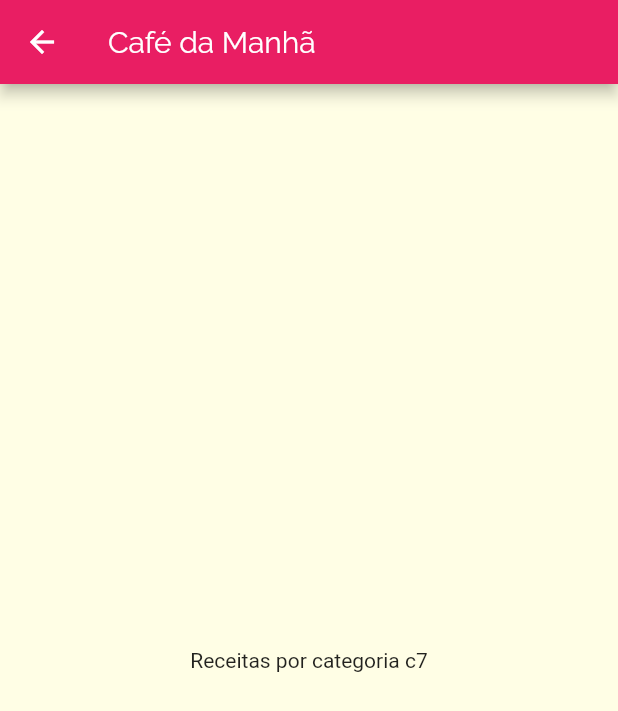
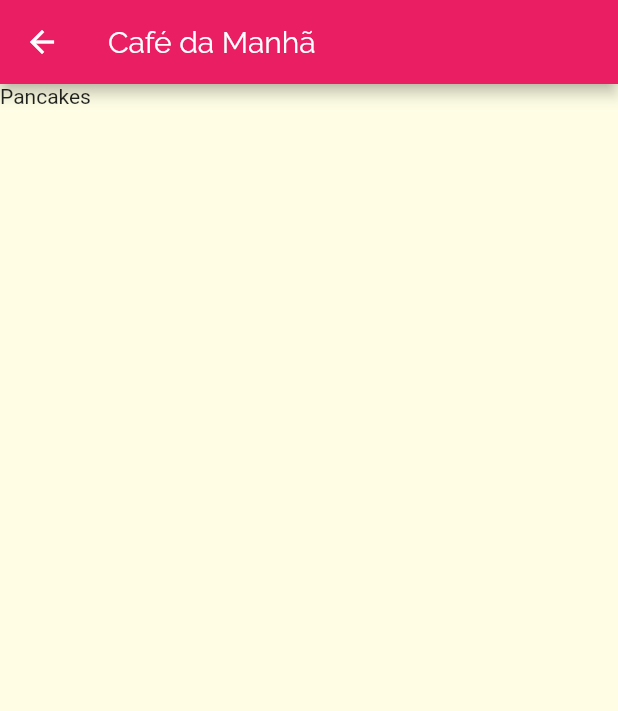
Before and after one commit to tocalopes/Flutter-app-recepies-dart, a Flutter app: the screen it shows after launch, after a tap on "Café da Manhã", on a phone screen of 412 x 824 dp. Shown: the top 711 px of the screen. Run offline on Flutter 3.47's test engine with Material 2 defaults, Android fonts, the phone set to English and light mode, and no system bars.

Commit message:
filter food by category/

```diff
--- a/lib/models/Meal.dart
+++ b/lib/models/Meal.dart
@@ -8,7 +8,7 @@ enum Complexity {
 
 enum Cost {
   Cheap,
-  Fear,
+  Fair,
   Expensive,
 }
 class Meal {
--- a/lib/screens/categories_meals_screen.dart
+++ b/lib/screens/categories_meals_screen.dart
@@ -1,19 +1,26 @@
 import 'package:flutter/material.dart';
 import '../models/category.dart';
+import '../data/dummy_data.dart';
 
 class CategoriesMealsScreen extends StatelessWidget {
 
   @override
   Widget build(BuildContext context) {
+
     final category = ModalRoute.of(context).settings.arguments as Category;
+    final categoryMeals = DUMMY_MEALS.where((meal){
+      return meal.categories.contains(category.id);
+    }).toList();
+
     return Scaffold(
       appBar: AppBar(
         title: Text(category.title),
       ),
-      body: Center(
-        child: Text(
-          "Receitas por categoria ${category.id}",
-        ),
+      body: ListView.builder(
+        itemCount: categoryMeals.length,
+        itemBuilder: (context,index){
+          return Text(categoryMeals[index].title);
+        },
       ),
     );
   }
```
